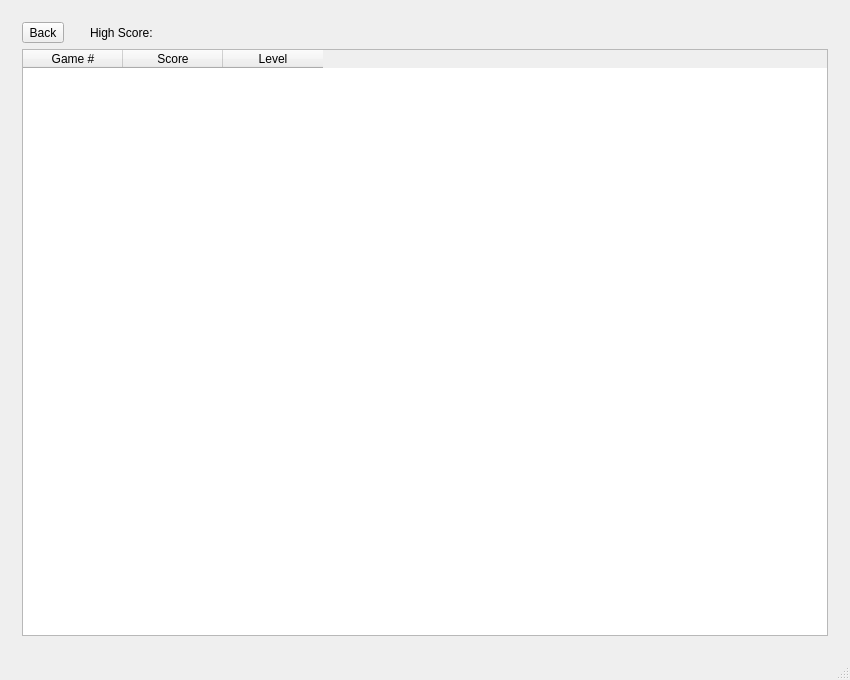
nphelpsiv/Education-App, file mainwindow.ui: the form before one commit.
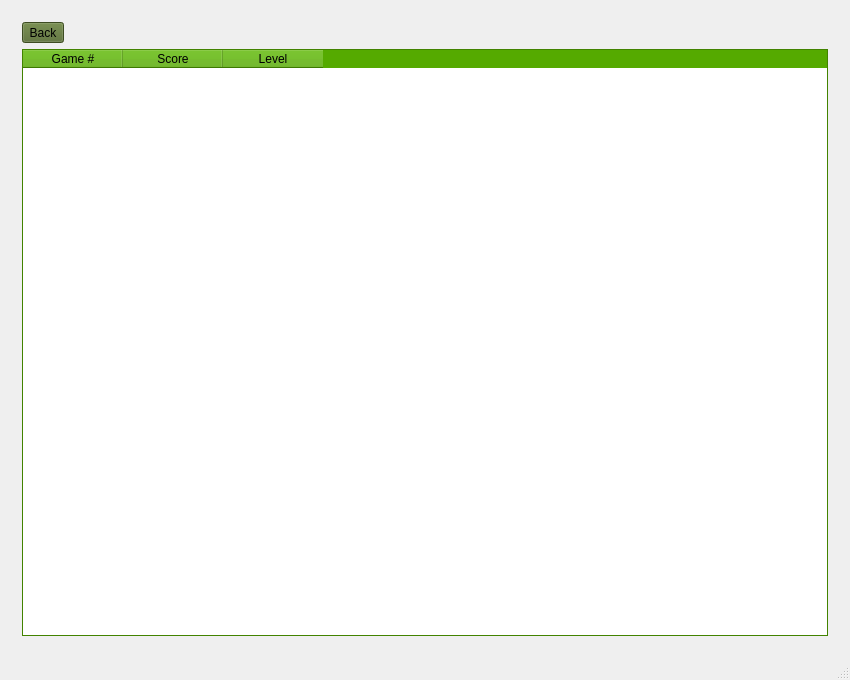
The form after the commit. The open tabs and pages were chosen to show the change. Icons and pictures are not drawn.

Diff of the .ui file:
```diff
--- a/mainwindow.ui
+++ b/mainwindow.ui
@@ -1267,6 +1267,232 @@
         <height>1</height>
        </size>
       </property>
+      <property name="palette">
+       <palette>
+        <active>
+         <colorrole role="WindowText">
+          <brush brushstyle="SolidPattern">
+           <color alpha="255">
+            <red>0</red>
+            <green>0</green>
+            <blue>0</blue>
+           </color>
+          </brush>
+         </colorrole>
+         <colorrole role="Button">
+          <brush brushstyle="SolidPattern">
+           <color alpha="255">
+            <red>85</red>
+            <green>107</green>
+            <blue>47</blue>
+           </color>
+          </brush>
+         </colorrole>
+         <colorrole role="Text">
+          <brush brushstyle="SolidPattern">
+           <color alpha="255">
+            <red>0</red>
+            <green>0</green>
+            <blue>0</blue>
+           </color>
+          </brush>
+         </colorrole>
+         <colorrole role="ButtonText">
+          <brush brushstyle="SolidPattern">
+           <color alpha="255">
+            <red>0</red>
+            <green>0</green>
+            <blue>0</blue>
+           </color>
+          </brush>
+         </colorrole>
+         <colorrole role="Base">
+          <brush brushstyle="SolidPattern">
+           <color alpha="255">
+            <red>85</red>
+            <green>107</green>
+            <blue>47</blue>
+           </color>
+          </brush>
+         </colorrole>
+         <colorrole role="Window">
+          <brush brushstyle="SolidPattern">
+           <color alpha="255">
+            <red>85</red>
+            <green>107</green>
+            <blue>47</blue>
+           </color>
+          </brush>
+         </colorrole>
+         <colorrole role="Highlight">
+          <brush brushstyle="SolidPattern">
+           <color alpha="255">
+            <red>170</red>
+            <green>85</green>
+            <blue>0</blue>
+           </color>
+          </brush>
+         </colorrole>
+         <colorrole role="HighlightedText">
+          <brush brushstyle="SolidPattern">
+           <color alpha="255">
+            <red>239</red>
+            <green>240</green>
+            <blue>241</blue>
+           </color>
+          </brush>
+         </colorrole>
+        </active>
+        <inactive>
+         <colorrole role="WindowText">
+          <brush brushstyle="SolidPattern">
+           <color alpha="255">
+            <red>0</red>
+            <green>0</green>
+            <blue>0</blue>
+           </color>
+          </brush>
+         </colorrole>
+         <colorrole role="Button">
+          <brush brushstyle="SolidPattern">
+           <color alpha="255">
+            <red>85</red>
+            <green>107</green>
+            <blue>47</blue>
+           </color>
+          </brush>
+         </colorrole>
+         <colorrole role="Text">
+          <brush brushstyle="SolidPattern">
+           <color alpha="255">
+            <red>0</red>
+            <green>0</green>
+            <blue>0</blue>
+           </color>
+          </brush>
+         </colorrole>
+         <colorrole role="ButtonText">
+          <brush brushstyle="SolidPattern">
+           <color alpha="255">
+            <red>0</red>
+            <green>0</green>
+            <blue>0</blue>
+           </color>
+          </brush>
+         </colorrole>
+         <colorrole role="Base">
+          <brush brushstyle="SolidPattern">
+           <color alpha="255">
+            <red>85</red>
+            <green>107</green>
+            <blue>47</blue>
+           </color>
+          </brush>
+         </colorrole>
+         <colorrole role="Window">
+          <brush brushstyle="SolidPattern">
+           <color alpha="255">
+            <red>85</red>
+            <green>107</green>
+            <blue>47</blue>
+           </color>
+          </brush>
+         </colorrole>
+         <colorrole role="Highlight">
+          <brush brushstyle="SolidPattern">
+           <color alpha="255">
+            <red>170</red>
+            <green>85</green>
+            <blue>0</blue>
+           </color>
+          </brush>
+         </colorrole>
+         <colorrole role="HighlightedText">
+          <brush brushstyle="SolidPattern">
+           <color alpha="255">
+            <red>239</red>
+            <green>240</green>
+            <blue>241</blue>
+           </color>
+          </brush>
+         </colorrole>
+        </inactive>
+        <disabled>
+         <colorrole role="WindowText">
+          <brush brushstyle="SolidPattern">
+           <color alpha="255">
+            <red>69</red>
+            <green>69</green>
+            <blue>69</blue>
+           </color>
+          </brush>
+         </colorrole>
+         <colorrole role="Button">
+          <brush brushstyle="SolidPattern">
+           <color alpha="255">
+            <red>49</red>
+            <green>54</green>
+            <blue>59</blue>
+           </color>
+          </brush>
+         </colorrole>
+         <colorrole role="Text">
+          <brush brushstyle="SolidPattern">
+           <color alpha="255">
+            <red>69</red>
+            <green>69</green>
+            <blue>69</blue>
+           </color>
+          </brush>
+         </colorrole>
+         <colorrole role="ButtonText">
+          <brush brushstyle="SolidPattern">
+           <color alpha="255">
+            <red>69</red>
+            <green>69</green>
+            <blue>69</blue>
+           </color>
+          </brush>
+         </colorrole>
+         <colorrole role="Base">
+          <brush brushstyle="SolidPattern">
+           <color alpha="255">
+            <red>49</red>
+            <green>54</green>
+            <blue>59</blue>
+           </color>
+          </brush>
+         </colorrole>
+         <colorrole role="Window">
+          <brush brushstyle="SolidPattern">
+           <color alpha="255">
+            <red>49</red>
+            <green>54</green>
+            <blue>59</blue>
+           </color>
+          </brush>
+         </colorrole>
+         <colorrole role="Highlight">
+          <brush brushstyle="SolidPattern">
+           <color alpha="255">
+            <red>156</red>
+            <green>87</green>
+            <blue>72</blue>
+           </color>
+          </brush>
+         </colorrole>
+         <colorrole role="HighlightedText">
+          <brush brushstyle="SolidPattern">
+           <color alpha="255">
+            <red>239</red>
+            <green>240</green>
+            <blue>241</blue>
+           </color>
+          </brush>
+         </colorrole>
+        </disabled>
+       </palette>
+      </property>
       <property name="toolTip">
        <string/>
       </property>
@@ -1759,7 +1985,7 @@
             </property>
            </spacer>
           </item>
-          <item row="0" column="4">
+          <item row="0" column="3">
            <spacer name="horizontalSpacer_13">
             <property name="orientation">
              <enum>Qt::Horizontal</enum>
@@ -1772,13 +1998,6 @@
             </property>
            </spacer>
           </item>
-          <item row="0" column="2">
-           <widget class="QLabel" name="stats_HighScoreLabel">
-            <property name="text">
-             <string>High Score:</string>
-            </property>
-           </widget>
-          </item>
           <item row="0" column="0">
            <widget class="QToolButton" name="stats_backToolButton">
             <property name="text">
@@ -1796,6 +2015,421 @@
             <height>0</height>
            </size>
           </property>
+          <property name="palette">
+           <palette>
+            <active>
+             <colorrole role="WindowText">
+              <brush brushstyle="SolidPattern">
+               <color alpha="255">
+                <red>0</red>
+                <green>0</green>
+                <blue>0</blue>
+               </color>
+              </brush>
+             </colorrole>
+             <colorrole role="Button">
+              <brush brushstyle="SolidPattern">
+               <color alpha="255">
+                <red>85</red>
+                <green>170</green>
+                <blue>0</blue>
+               </color>
+              </brush>
+             </colorrole>
+             <colorrole role="Light">
+              <brush brushstyle="SolidPattern">
+               <color alpha="255">
+                <red>128</red>
+                <green>255</green>
+                <blue>0</blue>
+               </color>
+              </brush>
+             </colorrole>
+             <colorrole role="Midlight">
+              <brush brushstyle="SolidPattern">
+               <color alpha="255">
+                <red>106</red>
+                <green>212</green>
+                <blue>0</blue>
+               </color>
+              </brush>
+             </colorrole>
+             <colorrole role="Dark">
+              <brush brushstyle="SolidPattern">
+               <color alpha="255">
+                <red>42</red>
+                <green>85</green>
+                <blue>0</blue>
+               </color>
+              </brush>
+             </colorrole>
+             <colorrole role="Mid">
+              <brush brushstyle="SolidPattern">
+               <color alpha="255">
+                <red>56</red>
+                <green>113</green>
+                <blue>0</blue>
+               </color>
+              </brush>
+             </colorrole>
+             <colorrole role="Text">
+              <brush brushstyle="SolidPattern">
+               <color alpha="255">
+                <red>0</red>
+                <green>0</green>
+                <blue>0</blue>
+               </color>
+              </brush>
+             </colorrole>
+             <colorrole role="BrightText">
+              <brush brushstyle="SolidPattern">
+               <color alpha="255">
+                <red>255</red>
+                <green>255</green>
+                <blue>255</blue>
+               </color>
+              </brush>
+             </colorrole>
+             <colorrole role="ButtonText">
+              <brush brushstyle="SolidPattern">
+               <color alpha="255">
+                <red>0</red>
+                <green>0</green>
+                <blue>0</blue>
+               </color>
+              </brush>
+             </colorrole>
+             <colorrole role="Base">
+              <brush brushstyle="SolidPattern">
+               <color alpha="255">
+                <red>255</red>
+                <green>255</green>
+                <blue>255</blue>
+               </color>
+              </brush>
+             </colorrole>
+             <colorrole role="Window">
+              <brush brushstyle="SolidPattern">
+               <color alpha="255">
+                <red>85</red>
+                <green>170</green>
+                <blue>0</blue>
+               </color>
+              </brush>
+             </colorrole>
+             <colorrole role="Shadow">
+              <brush brushstyle="SolidPattern">
+               <color alpha="255">
+                <red>0</red>
+                <green>0</green>
+                <blue>0</blue>
+               </color>
+              </brush>
+             </colorrole>
+             <colorrole role="AlternateBase">
+              <brush brushstyle="SolidPattern">
+               <color alpha="255">
+                <red>170</red>
+                <green>212</green>
+                <blue>127</blue>
+               </color>
+              </brush>
+             </colorrole>
+             <colorrole role="ToolTipBase">
+              <brush brushstyle="SolidPattern">
+               <color alpha="255">
+                <red>255</red>
+                <green>255</green>
+                <blue>220</blue>
+               </color>
+              </brush>
+             </colorrole>
+             <colorrole role="ToolTipText">
+              <brush brushstyle="SolidPattern">
+               <color alpha="255">
+                <red>0</red>
+                <green>0</green>
+                <blue>0</blue>
+               </color>
+              </brush>
+             </colorrole>
+            </active>
+            <inactive>
+             <colorrole role="WindowText">
+              <brush brushstyle="SolidPattern">
+               <color alpha="255">
+                <red>0</red>
+                <green>0</green>
+                <blue>0</blue>
+               </color>
+              </brush>
+             </colorrole>
+             <colorrole role="Button">
+              <brush brushstyle="SolidPattern">
+               <color alpha="255">
+                <red>85</red>
+                <green>170</green>
+                <blue>0</blue>
+               </color>
+              </brush>
+             </colorrole>
+             <colorrole role="Light">
+              <brush brushstyle="SolidPattern">
+               <color alpha="255">
+                <red>128</red>
+                <green>255</green>
+                <blue>0</blue>
+               </color>
+              </brush>
+             </colorrole>
+             <colorrole role="Midlight">
+              <brush brushstyle="SolidPattern">
+               <color alpha="255">
+                <red>106</red>
+                <green>212</green>
+                <blue>0</blue>
+               </color>
+              </brush>
+             </colorrole>
+             <colorrole role="Dark">
+              <brush brushstyle="SolidPattern">
+               <color alpha="255">
+                <red>42</red>
+                <green>85</green>
+                <blue>0</blue>
+               </color>
+              </brush>
+             </colorrole>
+             <colorrole role="Mid">
+              <brush brushstyle="SolidPattern">
+               <color alpha="255">
+                <red>56</red>
+                <green>113</green>
+                <blue>0</blue>
+               </color>
+              </brush>
+             </colorrole>
+             <colorrole role="Text">
+              <brush brushstyle="SolidPattern">
+               <color alpha="255">
+                <red>0</red>
+                <green>0</green>
+                <blue>0</blue>
+               </color>
+              </brush>
+             </colorrole>
+             <colorrole role="BrightText">
+              <brush brushstyle="SolidPattern">
+               <color alpha="255">
+                <red>255</red>
+                <green>255</green>
+                <blue>255</blue>
+               </color>
+              </brush>
+             </colorrole>
+             <colorrole role="ButtonText">
+              <brush brushstyle="SolidPattern">
+               <color alpha="255">
+                <red>0</red>
+                <green>0</green>
+                <blue>0</blue>
+               </color>
+              </brush>
+             </colorrole>
+             <colorrole role="Base">
+              <brush brushstyle="SolidPattern">
+               <color alpha="255">
+                <red>255</red>
+                <green>255</green>
+                <blue>255</blue>
+               </color>
+              </brush>
+             </colorrole>
+             <colorrole role="Window">
+              <brush brushstyle="SolidPattern">
+               <color alpha="255">
+                <red>85</red>
+                <green>170</green>
+                <blue>0</blue>
+               </color>
+              </brush>
+             </colorrole>
+             <colorrole role="Shadow">
+              <brush brushstyle="SolidPattern">
+               <color alpha="255">
+                <red>0</red>
+                <green>0</green>
+                <blue>0</blue>
+               </color>
+              </brush>
+             </colorrole>
+             <colorrole role="AlternateBase">
+              <brush brushstyle="SolidPattern">
+               <color alpha="255">
+                <red>170</red>
+                <green>212</green>
+                <blue>127</blue>
+               </color>
+              </brush>
+             </colorrole>
+             <colorrole role="ToolTipBase">
+              <brush brushstyle="SolidPattern">
+               <color alpha="255">
+                <red>255</red>
+                <green>255</green>
+                <blue>220</blue>
+               </color>
+              </brush>
+             </colorrole>
+             <colorrole role="ToolTipText">
+              <brush brushstyle="SolidPattern">
+               <color alpha="255">
+                <red>0</red>
+                <green>0</green>
+                <blue>0</blue>
+               </color>
+              </brush>
+             </colorrole>
+            </inactive>
+            <disabled>
+             <colorrole role="WindowText">
+              <brush brushstyle="SolidPattern">
+               <color alpha="255">
+                <red>42</red>
+                <green>85</green>
+                <blue>0</blue>
+               </color>
+              </brush>
+             </colorrole>
+             <colorrole role="Button">
+              <brush brushstyle="SolidPattern">
+               <color alpha="255">
+                <red>85</red>
+                <green>170</green>
+                <blue>0</blue>
+               </color>
+              </brush>
+             </colorrole>
+             <colorrole role="Light">
+              <brush brushstyle="SolidPattern">
+               <color alpha="255">
+                <red>128</red>
+                <green>255</green>
+                <blue>0</blue>
+               </color>
+              </brush>
+             </colorrole>
+             <colorrole role="Midlight">
+              <brush brushstyle="SolidPattern">
+               <color alpha="255">
+                <red>106</red>
+                <green>212</green>
+                <blue>0</blue>
+               </color>
+              </brush>
+             </colorrole>
+             <colorrole role="Dark">
+              <brush brushstyle="SolidPattern">
+               <color alpha="255">
+                <red>42</red>
+                <green>85</green>
+                <blue>0</blue>
+               </color>
+              </brush>
+             </colorrole>
+             <colorrole role="Mid">
+              <brush brushstyle="SolidPattern">
+               <color alpha="255">
+                <red>56</red>
+                <green>113</green>
+                <blue>0</blue>
+               </color>
+              </brush>
+             </colorrole>
+             <colorrole role="Text">
+              <brush brushstyle="SolidPattern">
+               <color alpha="255">
+                <red>42</red>
+                <green>85</green>
+                <blue>0</blue>
+               </color>
+              </brush>
+             </colorrole>
+             <colorrole role="BrightText">
+              <brush brushstyle="SolidPattern">
+               <color alpha="255">
+                <red>255</red>
+                <green>255</green>
+                <blue>255</blue>
+               </color>
+              </brush>
+             </colorrole>
+             <colorrole role="ButtonText">
+              <brush brushstyle="SolidPattern">
+               <color alpha="255">
+                <red>42</red>
+                <green>85</green>
+                <blue>0</blue>
+               </color>
+              </brush>
+             </colorrole>
+             <colorrole role="Base">
+              <brush brushstyle="SolidPattern">
+               <color alpha="255">
+                <red>85</red>
+                <green>170</green>
+                <blue>0</blue>
+               </color>
+              </brush>
+             </colorrole>
+             <colorrole role="Window">
+              <brush brushstyle="SolidPattern">
+               <color alpha="255">
+                <red>85</red>
+                <green>170</green>
+                <blue>0</blue>
+               </color>
+              </brush>
+             </colorrole>
+             <colorrole role="Shadow">
+              <brush brushstyle="SolidPattern">
+               <color alpha="255">
+                <red>0</red>
+                <green>0</green>
+                <blue>0</blue>
+               </color>
+              </brush>
+             </colorrole>
+             <colorrole role="AlternateBase">
+              <brush brushstyle="SolidPattern">
+               <color alpha="255">
+                <red>85</red>
+                <green>170</green>
+                <blue>0</blue>
+               </color>
+              </brush>
+             </colorrole>
+             <colorrole role="ToolTipBase">
+              <brush brushstyle="SolidPattern">
+               <color alpha="255">
+                <red>255</red>
+                <green>255</green>
+                <blue>220</blue>
+               </color>
+              </brush>
+             </colorrole>
+             <colorrole role="ToolTipText">
+              <brush brushstyle="SolidPattern">
+               <color alpha="255">
+                <red>0</red>
+                <green>0</green>
+                <blue>0</blue>
+               </color>
+              </brush>
+             </colorrole>
+            </disabled>
+           </palette>
+          </property>
           <property name="editTriggers">
            <set>QAbstractItemView::NoEditTriggers</set>
           </property>
```
Left out of the diff: 706 changed lines with no effect on the pictures.
